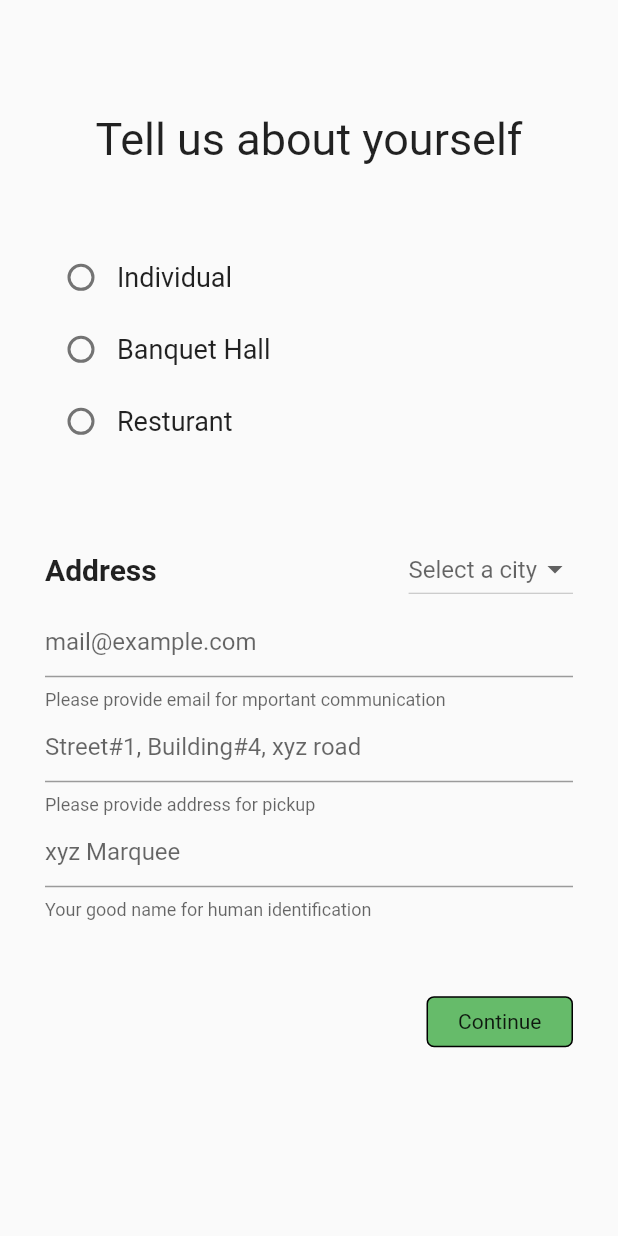
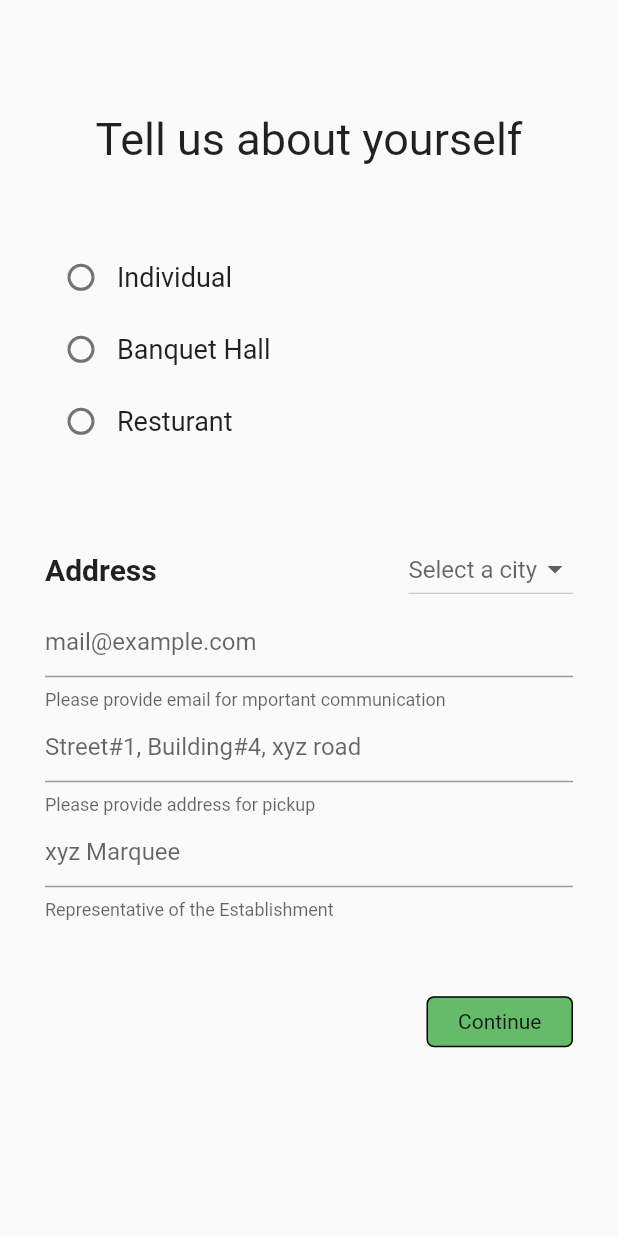
Before and after one commit to UmairJibran/Fooddo, a Flutter app: the RegisterAsDonor screen opened by its route, on a phone screen of 412 x 824 dp. Run offline on Flutter 3.47's test engine with Material 2 defaults, Android fonts, the phone set to English and light mode, and no system bars; our stand-ins replace splashscreen.

Commit message:
update name field for establishment/indi

```diff
--- a/lib/screens/screen_register_as_donor.dart
+++ b/lib/screens/screen_register_as_donor.dart
@@ -175,7 +175,9 @@ class _RegisterAsDonorState extends State<RegisterAsDonor> {
                         hintText: donorType == "Individual"
                             ? "John Doe"
                             : "xyz Marquee",
-                        helperText: "Your good name for human identification",
+                        helperText: donorType == "Individual"
+                            ? "Your good name for human identification"
+                            : "Representative of the Establishment",
                       ),
                       keyboardType: TextInputType.emailAddress,
                       onChanged: (value) {
```
